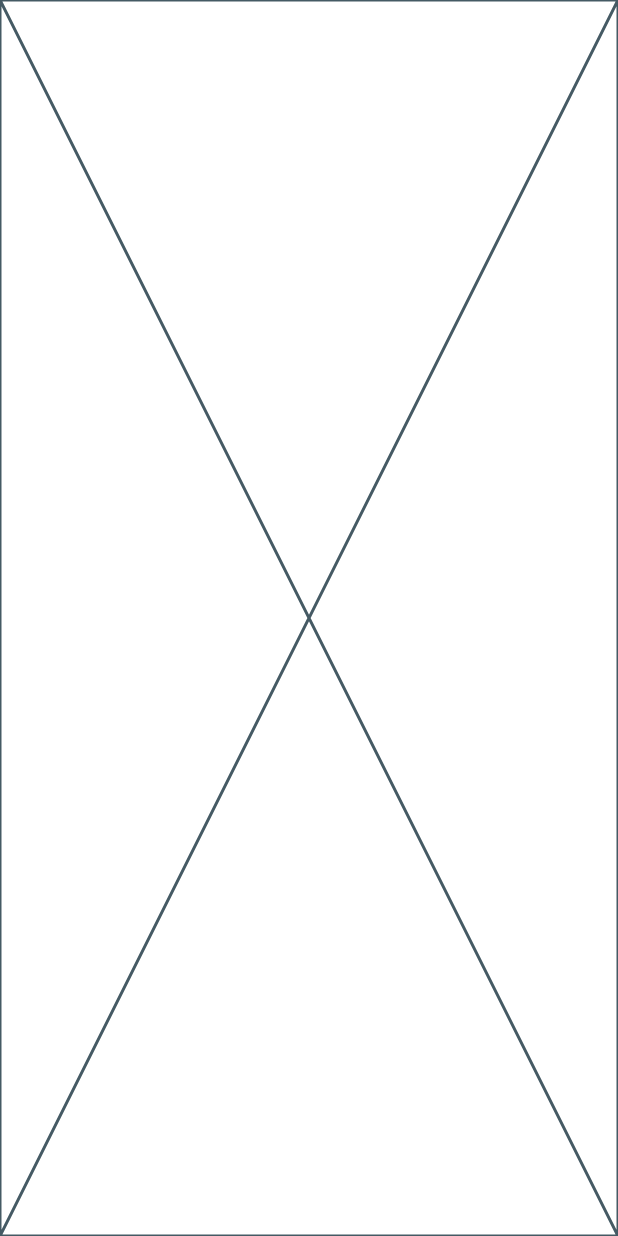
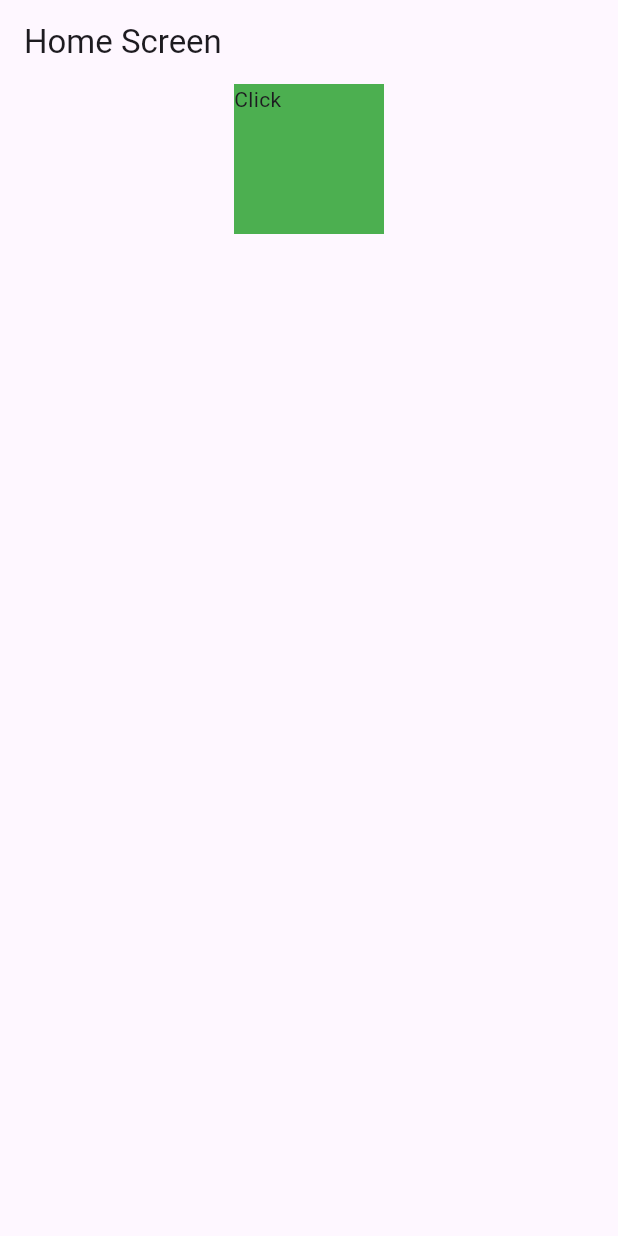
Before and after one commit to sumitmishra0/flutter_projects, a Flutter app: the screen it shows after launch, on a phone screen of 412 x 824 dp. Run offline on Flutter 3.47's test engine with Material 2 defaults, Android fonts, the phone set to English and light mode, and no system bars.

Commit message:
created home screen

```diff
--- a/lib/home.dart
+++ b/lib/home.dart
@@ -1,10 +1,60 @@
+import 'dart:async';
+import 'dart:math';
+
 import 'package:flutter/material.dart';
 
-class Home extends StatelessWidget {
+class Home extends StatefulWidget {
   const Home({super.key});
 
   @override
+  State<Home> createState() => _HomeState();
+}
+
+class _HomeState extends State<Home> {
+  double mWidth = 100.0;
+  double mHeight = 100.0;
+  Color mColor = Colors.green;
+  List list = [Colors.yellow,Colors.blue,Colors.orange, Colors.green];
+  @override
   Widget build(BuildContext context) {
-    return const Placeholder();
+    return Scaffold(
+      appBar: AppBar(
+        title: const Text("Home Screen"),
+      ),
+      body: Center(
+        child: Column(
+          children: [
+            InkWell(
+              child: AnimatedContainer(
+                  child: Text("Click"),
+                  duration: Duration(seconds: 2),
+                  width: mWidth,
+                  height: mHeight,
+                  color: mColor),
+              onTap: () {
+                // mHeight = mHeight == 100.0 ? 300.0 : 100.0;
+                // mWidth = mWidth == 100.0 ? 300.0 : 100.0;
+                // mColor = mColor == Colors.green ? Colors.yellow : Colors.green;
+                // setState(() {});
+
+                // Timer(Duration(seconds: 2), () {
+                //   mHeight = mHeight == 100.0 ? 300.0 : 100.0;
+                //   mWidth = mWidth == 100.0 ? 300.0 : 100.0;
+                //   mColor =
+                //       mColor == Colors.green ? Colors.yellow : Colors.green;
+                //   setState(() {});
+                // });
+
+                // Random Color
+                double random = list[Random().nextInt(list.length-1)];
+                mWidth = random;
+                mHeight = random;
+                mColor = list[Random().nextInt(list.length-1)];
+              },
+            )
+          ],
+        ),
+      ),
+    );
   }
 }
```
